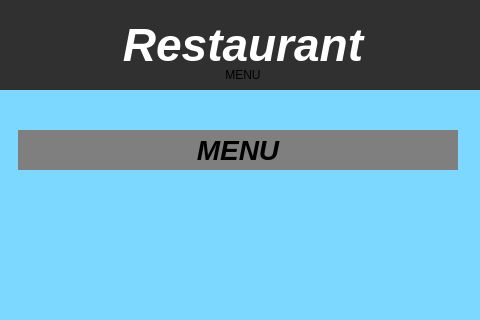
fast-food-finder-associates/FastFoodFinder, file src/windows/mainwindow.ui: the form before one commit; both pictures show x 112 to 592 and y 0 to 320 of the 800 by 600 pixel window.
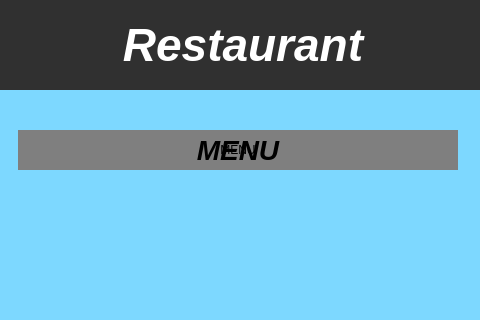
The form after the commit. The open tabs and pages were chosen to show the change. Icons and pictures are not drawn.

Commit message: adjusted restaurant list view, tried to make all side proportional around the list

Diff of the .ui file:
```diff
--- a/src/windows/mainwindow.ui
+++ b/src/windows/mainwindow.ui
@@ -221,18 +221,14 @@
      <widget class="QLabel" name="menu">
       <property name="geometry">
        <rect>
-        <x>50</x>
-        <y>59</y>
-        <width>430</width>
-        <height>31</height>
+        <x>40</x>
+        <y>130</y>
+        <width>440</width>
+        <height>40</height>
        </rect>
       </property>
       <property name="styleSheet">
-       <string notr="true">QWidget#menu {
-color: black;
-background-color: #7F7F7F;
-font-size: 28px;
-}</string>
+       <string notr="true"/>
       </property>
       <property name="text">
        <string>MENU</string>
```
